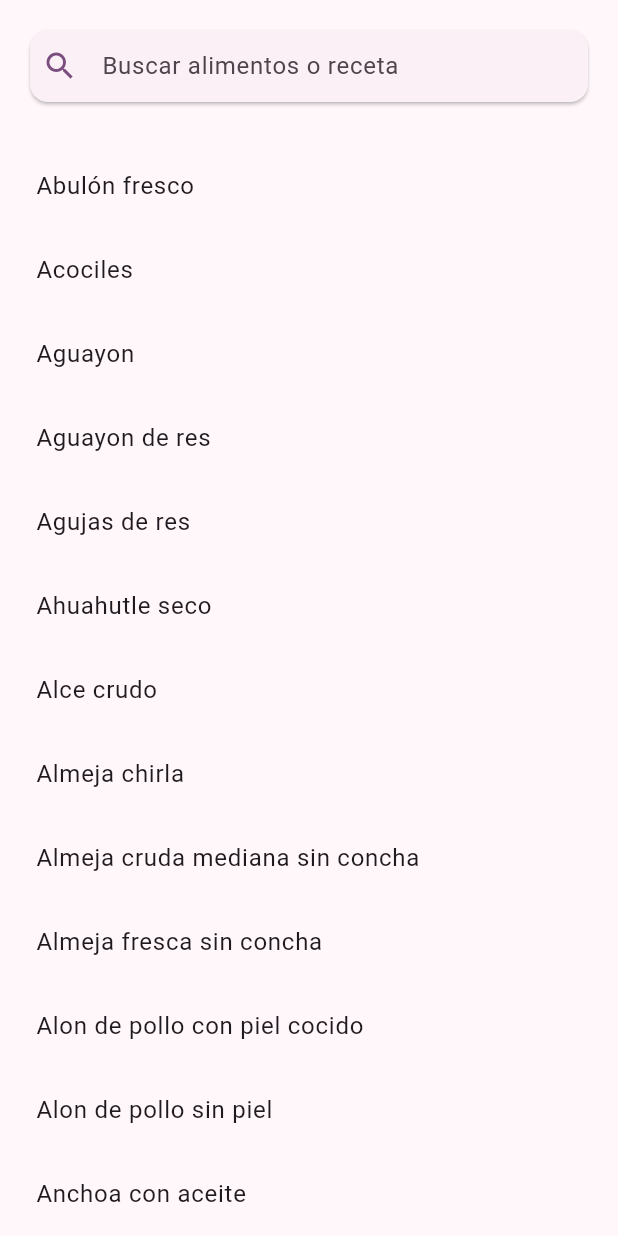
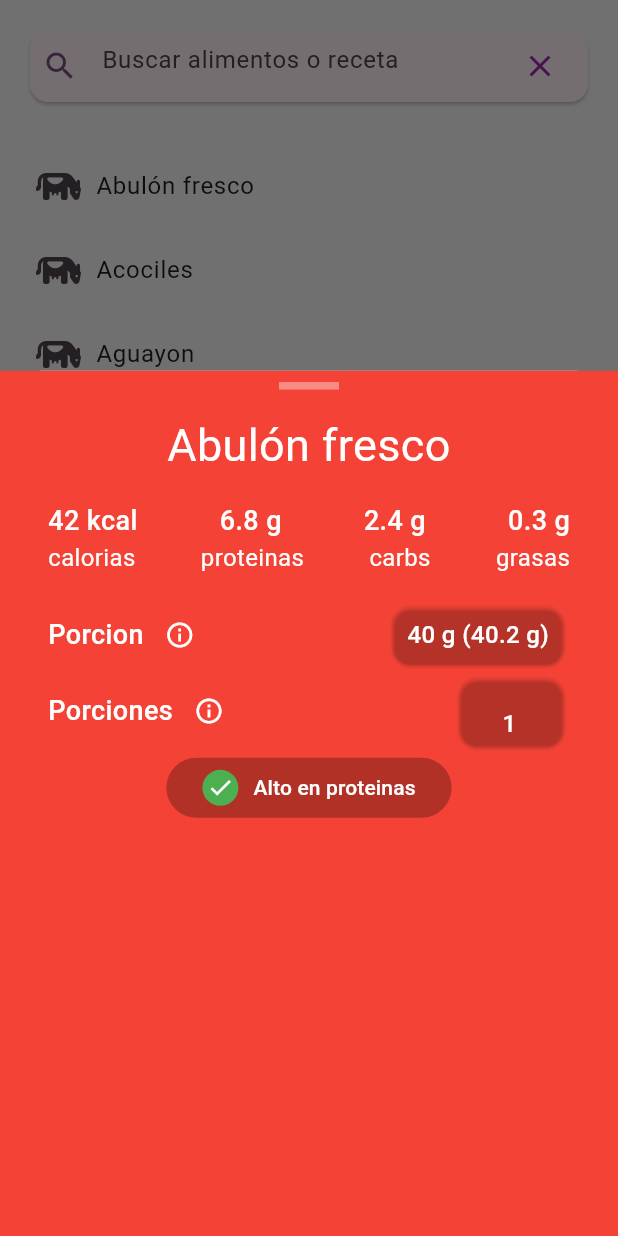
Before and after one commit to sazardev/nutriplato, a Flutter app: the Search screen opened directly, after a tap on "Abulón fresco", on a phone screen of 412 x 824 dp. Run offline on Flutter 3.47's test engine with Material 2 defaults, Android fonts, the phone set to English and light mode, and no system bars; our stand-ins replace font_awesome_flutter.

Commit message:
Search engine enhanced and better UI.

```diff
--- a/lib/models/food.dart
+++ b/lib/models/food.dart
@@ -2,11 +2,34 @@ import 'package:flutter/material.dart';
 
 class Food {
   String name;
+  String category;
+  Icon icon;
+  Color color;
+  String cantidadSugerida;
+  String unidad;
+  String pesoRedondeado;
+  String pesoNeto;
+  String energia;
+  String proteina;
+  String lipidos;
+  String hidratosDeCarbono;
+
   Image? image;
   String? description;
 
   Food({
     required this.name,
+    required this.category,
+    required this.icon,
+    required this.color,
+    required this.cantidadSugerida,
+    required this.unidad,
+    required this.pesoRedondeado,
+    required this.pesoNeto,
+    required this.energia,
+    required this.proteina,
+    required this.lipidos,
+    required this.hidratosDeCarbono,
     this.image,
     this.description,
   });
--- a/lib/screens/contact.dart
+++ b/lib/screens/contact.dart
@@ -5,7 +5,9 @@ class Contact extends StatelessWidget {
 
   @override
   Widget build(BuildContext context) {
-    return Padding(
+    return Container(
+      color: const Color.fromARGB(255, 245, 245, 245),
+      child: Padding(
         padding: const EdgeInsets.all(8.0),
         child: LayoutBuilder(
           builder: (context, constraints) {
@@ -36,6 +38,7 @@ class Contact extends StatelessWidget {
             );
           },
         ),
+      ),
     );
   }
 }
--- a/lib/screens/plate.dart
+++ b/lib/screens/plate.dart
@@ -71,6 +71,7 @@ class _Plate extends State<Plate> {
   @override
   Widget build(BuildContext context) {
     return Scaffold(
+      backgroundColor: const Color.fromARGB(255, 245, 245, 245),
       appBar: AppBar(
         title: const Text('Plato del buen comer'),
         actions: [
--- a/lib/screens/search.dart
+++ b/lib/screens/search.dart
@@ -1,13 +1,11 @@
-import 'package:flutter/material.dart';
-import 'package:font_awesome_flutter/font_awesome_flutter.dart';
 import 'package:flutter/material.dart';
 import 'package:nutriplato/data/cereales.dart';
 import 'package:nutriplato/data/frutas.dart';
 import 'package:nutriplato/data/leguminosas.dart';
 import 'package:nutriplato/data/verduras.dart';
-import '../data/data.dart';
 import '../data/animals.dart';
 import '../models/food.dart';
+import '../widgets/food.dart';
 
 class Search extends StatefulWidget {
   const Search({super.key});
@@ -36,6 +34,7 @@ class _Search extends State<Search> {
   @override
   Widget build(BuildContext context) {
     return Scaffold(
+      backgroundColor: const Color.fromARGB(255, 245, 245, 245),
       body: Column(
         children: [
           Padding(
@@ -78,6 +77,16 @@ class _Search extends State<Search> {
                           hintText: 'Buscar alimentos o receta',
                           icon: Icon(Icons.search,
                               color: Theme.of(context).primaryColor),
+                          suffixIcon: IconButton(
+                            icon: const Icon(
+                              Icons.clear,
+                              color: Colors.purple,
+                            ),
+                            onPressed: () {
+                              fieldTextEditingController.clear();
+                              searchController.clear();
+                            },
+                          ),
                         ),
                         onChanged: (String value) {
                           searchController.text = value;
@@ -102,10 +111,23 @@ class _Search extends State<Search> {
             child: Padding(
               padding: const EdgeInsets.all(8.0),
               child: ListView.builder(
-                itemCount: filteredFoods.length,
+                itemCount: 20,
                 itemBuilder: (BuildContext context, int index) {
                   return ListTile(
-                    onTap: () {},
+                    onTap: () {
+                      showModalBottomSheet(
+                          context: context,
+                          isScrollControlled: true,
+                          builder: (context) {
+                            return SizedBox(
+                              height: MediaQuery.of(context).size.height * 0.7,
+                              child: ProportionFood(
+                                food: filteredFoods[index],
+                              ),
+                            );
+                          });
+                    },
+                    leading: filteredFoods[index].icon,
                     title: Text(filteredFoods[index].name),
                   );
                 },
--- a/lib/widgets/food.dart
+++ b/lib/widgets/food.dart
@@ -6,17 +6,14 @@ import '../data/animals.dart';
 import '../data/cereales.dart';
 import '../data/frutas.dart';
 import '../data/verduras.dart';
+import '../models/food.dart';
 
 class ProportionFood extends StatefulWidget {
-  final Color color;
-  final int section;
-  final int index;
+  final Food food;
 
   const ProportionFood({
     super.key,
-    required this.color,
-    required this.section,
-    required this.index,
+    required this.food,
   });
 
   @override
@@ -42,20 +39,20 @@ class _ProportionFoodState extends State<ProportionFood> {
 
   @override
   void initState() {
-    switch (widget.section) {
-      case 0:
+    switch (widget.food.category) {
+      case "leguminosa":
         list = leguminosas;
         break;
-      case 1:
+      case "animal":
         list = animals;
         break;
-      case 2:
+      case "cereal":
         list = cereales;
         break;
-      case 3:
+      case "verdura":
         list = verduras;
         break;
-      case 4:
+      case "fruta":
         list = frutas;
         break;
     }
@@ -68,7 +65,7 @@ class _ProportionFoodState extends State<ProportionFood> {
   @override
   Widget build(BuildContext context) {
     return Container(
-      color: widget.color,
+      color: widget.food.color,
       child: SingleChildScrollView(
         child: Column(
           mainAxisSize: MainAxisSize.min,
@@ -90,7 +87,7 @@ class _ProportionFoodState extends State<ProportionFood> {
                 bottom: 8,
               ),
               child: Text(
-                '${list[widget.index].alimento}',
+                widget.food.name,
                 textAlign: TextAlign.center,
                 style: const TextStyle(fontSize: 30, color: Colors.white),
               ),
@@ -100,25 +97,25 @@ class _ProportionFoodState extends State<ProportionFood> {
               child: Row(
                 children: [
                   Text(
-                    '${(int.parse(list[widget.index].energia) * multiplicador)} kcal',
+                    '${(int.parse(widget.food.energia) * multiplicador)} kcal',
                     textAlign: TextAlign.center,
                     style: styleData,
                   ),
                   const Spacer(),
                   Text(
-                    '${(double.parse(list[widget.index].proteina) * multiplicador).toStringAsFixed(1)} g',
+                    '${(double.parse(widget.food.proteina) * multiplicador).toStringAsFixed(1)} g',
                     textAlign: TextAlign.center,
                     style: styleData,
                   ),
                   const Spacer(),
                   Text(
-                    '${(double.parse(list[widget.index].hidratosDeCarbono) * multiplicador).toStringAsFixed(1)} g',
+                    '${(double.parse(widget.food.hidratosDeCarbono) * multiplicador).toStringAsFixed(1)} g',
                     textAlign: TextAlign.center,
                     style: styleData,
                   ),
                   const Spacer(),
                   Text(
-                    '${(double.parse(list[widget.index].lipidos) * multiplicador).toStringAsFixed(1)} g',
+                    '${(double.parse(widget.food.lipidos) * multiplicador).toStringAsFixed(1)} g',
                     textAlign: TextAlign.center,
                     style: styleData,
                   ),
@@ -178,7 +175,7 @@ class _ProportionFoodState extends State<ProportionFood> {
                   const Spacer(),
                   Card(
                     elevation: 1,
-                    color: widget.color.withAlpha(10),
+                    color: widget.food.color.withAlpha(10),
                     child: Padding(
                       padding: const EdgeInsets.only(
                         left: 10,
@@ -188,8 +185,8 @@ class _ProportionFoodState extends State<ProportionFood> {
                       ),
                       child: Text(
                         multiplicador == 1
-                            ? '${list[widget.index].cantidadSugerida} ${list[widget.index].unidad} (${list[widget.index].pesoNeto} g)'
-                            : '(${int.parse(list[widget.index].pesoNeto) * multiplicador} g)',
+                            ? '${widget.food.cantidadSugerida} ${widget.food.unidad} (${widget.food.pesoNeto} g)'
+                            : '(${int.parse(widget.food.pesoNeto) * multiplicador} g)',
                         style: const TextStyle(
                             color: Colors.white,
                             fontSize: 16,
@@ -222,7 +219,7 @@ class _ProportionFoodState extends State<ProportionFood> {
                   const Spacer(),
                   Card(
                     elevation: 1,
-                    color: widget.color.withAlpha(10),
+                    color: widget.food.color.withAlpha(10),
                     child: Padding(
                       padding: const EdgeInsets.only(
                         left: 10,
@@ -276,15 +273,15 @@ class _ProportionFoodState extends State<ProportionFood> {
               child: Wrap(
                 crossAxisAlignment: WrapCrossAlignment.center,
                 children: [
-                  ((double.parse(list[widget.index].proteina) * 4) /
-                                  (double.parse(list[widget.index].energia))) *
+                  ((double.parse(widget.food.proteina) * 4) /
+                                  (double.parse(widget.food.energia))) *
                               100 >
                           20
                       ? tagHealthy(
                           'Alto en proteinas', Colors.green, Icons.done)
                       : const Text(''),
-                  ((double.parse(list[widget.index].energia) /
-                                  double.parse(list[widget.index].pesoNeto)) *
+                  ((double.parse(widget.food.energia) /
+                                  double.parse(widget.food.pesoNeto)) *
                               100) >=
                           275
                       ? tagHealthy('Alto en calorias', Colors.red, Icons.cancel)
--- a/lib/widgets/foods.dart
+++ b/lib/widgets/foods.dart
@@ -215,8 +215,6 @@ class _FoodsState extends State<Foods> {
                           child: InkWell(
                             borderRadius: BorderRadius.circular(10),
                             onTap: () {
-                              int indexInAllFoods =
-                                  allFoods.indexOf(filteredFoods[index]);
                               showModalBottomSheet(
                                   context: context,
                                   isScrollControlled: true,
@@ -226,9 +224,7 @@ class _FoodsState extends State<Foods> {
                                           MediaQuery.of(context).size.height *
                                               0.7,
                                       child: ProportionFood(
-                                        color: widget.color,
-                                        section: widget.tappedSection,
-                                        index: indexInAllFoods,
+                                        food: filteredFoods[index],
                                       ),
                                     );
                                   });
```
Also changed, not shown: lib/models/animal.dart (+18 -1 lines), lib/models/cereal.dart (+18 -1 lines), lib/models/fruta.dart (+18 -1 lines), lib/models/leguminosa.dart (+18 -1 lines), lib/models/verdura.dart (+18 -1 lines), lib/screens/dashboard.dart (+37 -5 lines), lib/widgets/cards/focus_card.dart (+27 -16 lines). Lines whose indentation alone changed are shown as unchanged.
